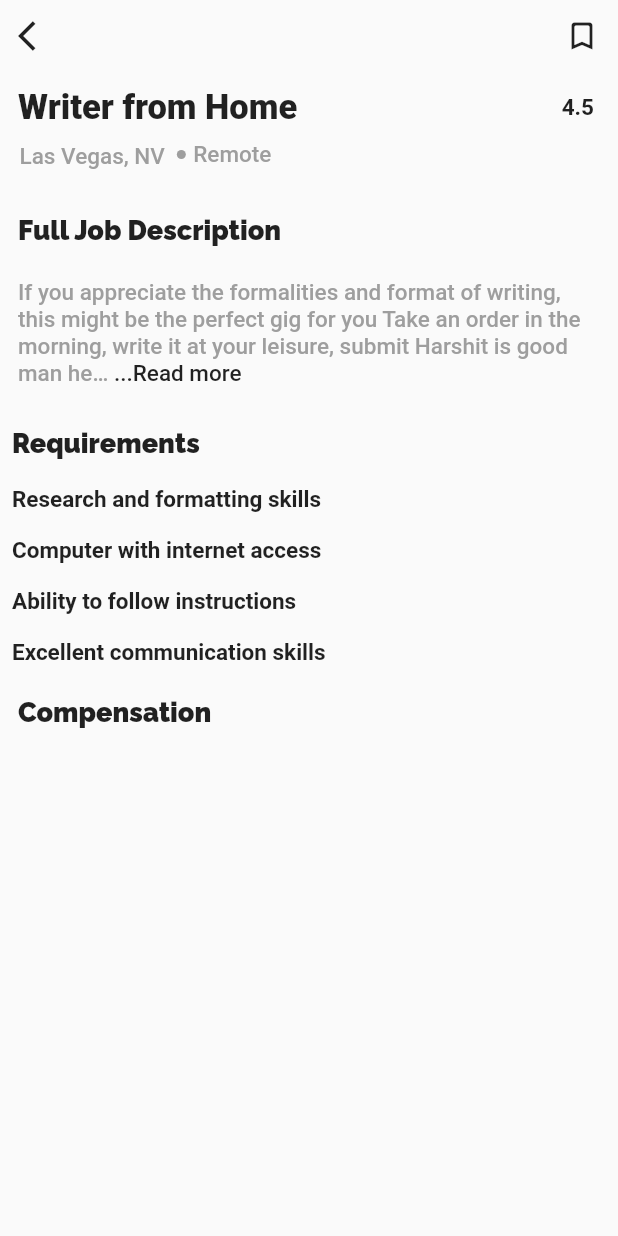
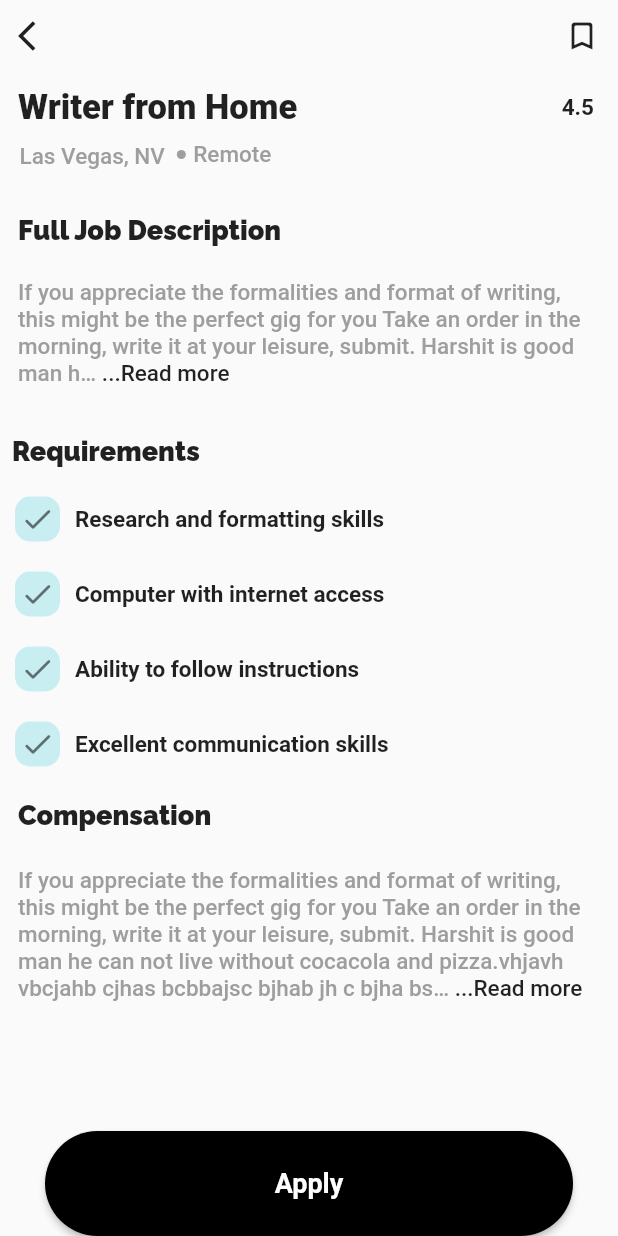
Before and after one commit to savansangani/first_job_apply, a Flutter app: the JobDetails screen opened directly, on a phone screen of 412 x 824 dp. Run offline on Flutter 3.47's test engine with Material 2 defaults, Android fonts, the phone set to English and light mode, and no system bars; drawn by our look-alikes of readmore; our stand-ins replace flutter_screenutil, get.

Commit message:
feat: details screen

```diff
--- a/lib/app/views/job_details.dart
+++ b/lib/app/views/job_details.dart
@@ -9,7 +9,9 @@ class JobDetails extends StatelessWidget {
   Widget build(BuildContext context) {
     return Scaffold(
       body: SafeArea(
-        child: Center(
+        child: Stack(
+          children: [
+            Center(
               child: Column(
                 mainAxisAlignment: MainAxisAlignment.start,
                 crossAxisAlignment: CrossAxisAlignment.start,
@@ -28,7 +30,8 @@ class JobDetails extends StatelessWidget {
                     ],
                   ),
                   Padding(
-                padding: const EdgeInsets.only(top: 10, left: 12, right: 8.0),
+                    padding:
+                        const EdgeInsets.only(top: 10, left: 12, right: 8.0),
                     child: Row(
                       mainAxisAlignment: MainAxisAlignment.spaceBetween,
                       children: const [
@@ -109,7 +112,7 @@ class JobDetails extends StatelessWidget {
                   const Padding(
                     padding: EdgeInsets.all(12),
                     child: ReadMoreText(
-                    'If you appreciate the formalities and format of writing, this might be the perfect gig for you Take an order in the morning, write it at your leisure, submit Harshit is good man he can not live without cocacola and pizza.',
+                        'If you appreciate the formalities and format of writing, this might be the perfect gig for you Take an order in the morning, write it at your leisure, submit. Harshit is good man he can not live without cocacola and pizza.',
                         style: TextStyle(
                           fontSize: 15,
                           fontWeight: FontWeight.w500,
@@ -122,7 +125,7 @@ class JobDetails extends StatelessWidget {
                         trimExpandedText: ' Read less'),
                   ),
                   const Padding(
-                padding: EdgeInsets.only(left: 8, top: 15),
+                    padding: EdgeInsets.only(left: 8, top: 20),
                     child: Text(
                       'Requirements',
                       style: TextStyle(
@@ -135,45 +138,109 @@ class JobDetails extends StatelessWidget {
                   const SizedBox(
                     height: 10,
                   ),
-              const Padding(
-                padding: EdgeInsets.all(8.0),
-                child: Text(
+                  Row(
+                    children: [
+                      Padding(
+                        padding: const EdgeInsets.all(10),
+                        child: Container(
+                          height: 30,
+                          width: 30,
+                          decoration: BoxDecoration(
+                            color: Colors.cyan.withOpacity(0.2),
+                            borderRadius: BorderRadius.circular(10),
+                          ),
+                          child: const Icon(
+                            Icons.check_rounded,
+                            color: Colors.black54,
+                          ),
+                        ),
+                      ),
+                      const Text(
                         'Research and formatting skills',
                         style: TextStyle(
                           fontSize: 15,
                           fontWeight: FontWeight.w600,
                         ),
                       ),
+                    ],
                   ),
-              const Padding(
-                padding: EdgeInsets.all(8.0),
-                child: Text(
+                  Row(
+                    children: [
+                      Padding(
+                        padding: const EdgeInsets.all(10),
+                        child: Container(
+                          height: 30,
+                          width: 30,
+                          decoration: BoxDecoration(
+                            color: Colors.cyan.withOpacity(0.2),
+                            borderRadius: BorderRadius.circular(10),
+                          ),
+                          child: const Icon(
+                            Icons.check_rounded,
+                            color: Colors.black54,
+                          ),
+                        ),
+                      ),
+                      const Text(
                         'Computer with internet access',
                         style: TextStyle(
                           fontSize: 15,
                           fontWeight: FontWeight.w600,
                         ),
                       ),
+                    ],
                   ),
-              const Padding(
-                padding: EdgeInsets.all(8.0),
-                child: Text(
+                  Row(
+                    children: [
+                      Padding(
+                        padding: const EdgeInsets.all(10),
+                        child: Container(
+                          height: 30,
+                          width: 30,
+                          decoration: BoxDecoration(
+                            color: Colors.cyan.withOpacity(0.2),
+                            borderRadius: BorderRadius.circular(10),
+                          ),
+                          child: const Icon(
+                            Icons.check_rounded,
+                            color: Colors.black54,
+                          ),
+                        ),
+                      ),
+                      const Text(
                         'Ability to follow instructions',
                         style: TextStyle(
                           fontSize: 15,
                           fontWeight: FontWeight.w600,
                         ),
                       ),
+                    ],
                   ),
-              const Padding(
-                padding: EdgeInsets.all(8.0),
-                child: Text(
+                  Row(
+                    children: [
+                      Padding(
+                        padding: const EdgeInsets.all(10),
+                        child: Container(
+                          height: 30,
+                          width: 30,
+                          decoration: BoxDecoration(
+                            color: Colors.cyan.withOpacity(0.2),
+                            borderRadius: BorderRadius.circular(10),
+                          ),
+                          child: const Icon(
+                            Icons.check_rounded,
+                            color: Colors.black54,
+                          ),
+                        ),
+                      ),
+                      const Text(
                         'Excellent communication skills',
                         style: TextStyle(
                           fontSize: 15,
                           fontWeight: FontWeight.w600,
                         ),
                       ),
+                    ],
                   ),
                   const Padding(
                     padding: EdgeInsets.all(12),
@@ -186,8 +253,56 @@ class JobDetails extends StatelessWidget {
                       ),
                     ),
                   ),
+                  const Padding(
+                    padding: EdgeInsets.all(12),
+                    child: ReadMoreText(
+                      'If you appreciate the formalities and format of writing, this might be the perfect gig for you Take an order in the morning, write it at your leisure, submit. Harshit is good man he can not live without cocacola and pizza.vhjavh vbcjahb cjhas bcbbajsc bjhab jh c bjha bsjhc bahjcb ahjc b aj hbchj  abchab c schj bahj sbchj ajsjhc asbjhc jabsjc jasbcj  jscb ascjhbj asc j sacbhblas,c.scna csj ',
+                      style: TextStyle(
+                        fontSize: 15,
+                        fontWeight: FontWeight.w500,
+                        color: Colors.grey,
+                      ),
+                      trimLength: 270,
+                      colorClickableText: Colors.black87,
+                      trimMode: TrimMode.Length,
+                      trimCollapsedText: '...Read more',
+                      trimExpandedText: ' Read less',
+                    ),
+                  ),
                 ],
               ),
+            ),
+            Positioned(
+              left: 30,
+              right: 30,
+              bottom: 0,
+              child: Container(
+                height: 70,
+                width: MediaQuery.of(context).size.width * 0.8,
+                child: ElevatedButton(
+                  onPressed: () {},
+                  child: const Text(
+                    'Apply',
+                    textAlign: TextAlign.center,
+                    style: TextStyle(
+                      fontSize: 18,
+                      fontWeight: FontWeight.bold,
+                    ),
+                  ),
+                  style: ButtonStyle(
+                    splashFactory: NoSplash.splashFactory,
+                    backgroundColor:
+                        MaterialStateProperty.all<Color>(Colors.black),
+                    shape: MaterialStateProperty.all<RoundedRectangleBorder>(
+                      RoundedRectangleBorder(
+                        borderRadius: BorderRadius.circular(35),
+                      ),
+                    ),
+                  ),
+                ),
+              ),
+            ),
+          ],
         ),
       ),
     );
```
Lines whose indentation alone changed are shown as unchanged.
